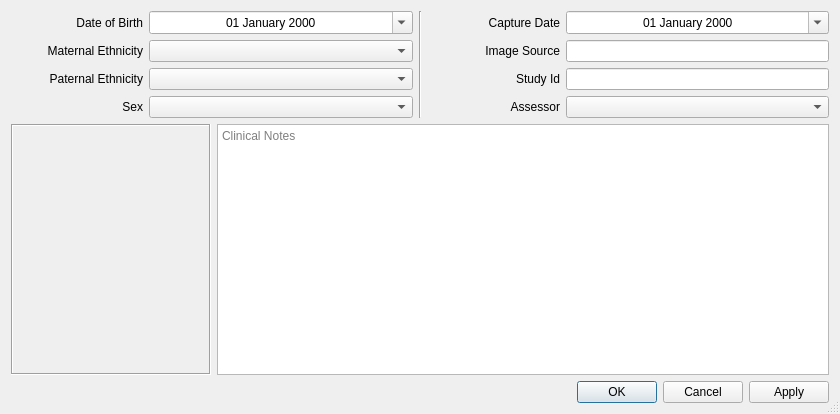
First picture: the form in forms/ScanInfoDialog.ui, repository frontiersi/FaceTools, before the edit.
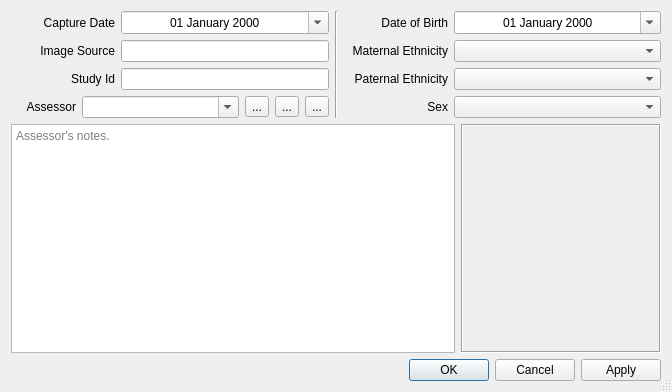
Second picture: the form after the edit. Icons and pictures are not drawn. Custom widgets are drawn as their Qt base class.

```diff
--- a/forms/ScanInfoDialog.ui
+++ b/forms/ScanInfoDialog.ui
@@ -6,8 +6,8 @@
    <rect>
     <x>0</x>
     <y>0</y>
-    <width>840</width>
-    <height>414</height>
+    <width>672</width>
+    <height>392</height>
    </rect>
   </property>
   <property name="windowTitle">
@@ -23,173 +23,6 @@
   <layout class="QVBoxLayout" name="verticalLayout_3" stretch="0,1,0">
    <item>
     <layout class="QHBoxLayout" name="horizontalLayout_11">
-     <item>
-      <layout class="QVBoxLayout" name="verticalLayout_2">
-       <item>
-        <layout class="QHBoxLayout" name="horizontalLayout" stretch="1,2">
-         <item>
-          <widget class="QLabel" name="label_3">
-           <property name="sizePolicy">
-            <sizepolicy hsizetype="Expanding" vsizetype="Preferred">
-             <horstretch>0</horstretch>
-             <verstretch>0</verstretch>
-            </sizepolicy>
-           </property>
-           <property name="text">
-            <string>Date of Birth</string>
-           </property>
-           <property name="alignment">
-            <set>Qt::AlignRight|Qt::AlignTrailing|Qt::AlignVCenter</set>
-           </property>
-          </widget>
-         </item>
-         <item>
-          <widget class="QDateEdit" name="dobDateEdit">
-           <property name="sizePolicy">
-            <sizepolicy hsizetype="Ignored" vsizetype="Preferred">
-             <horstretch>0</horstretch>
-             <verstretch>0</verstretch>
-            </sizepolicy>
-           </property>
-           <property name="toolTip">
-            <string>When was the subject born?</string>
-           </property>
-           <property name="whatsThis">
-            <string>The subject's date of birth. Required to calculate the subject's age so that (together with sex and ethnicity) the significance of facial metrics can be accurately determined.</string>
-           </property>
-           <property name="alignment">
-            <set>Qt::AlignCenter</set>
-           </property>
-           <property name="displayFormat">
-            <string>dd MMMM yyyy</string>
-           </property>
-           <property name="calendarPopup">
-            <bool>true</bool>
-           </property>
-          </widget>
-         </item>
-        </layout>
-       </item>
-       <item>
-        <layout class="QHBoxLayout" name="horizontalLayout_7" stretch="1,2">
-         <item>
-          <widget class="QLabel" name="label">
-           <property name="sizePolicy">
-            <sizepolicy hsizetype="Expanding" vsizetype="Preferred">
-             <horstretch>0</horstretch>
-             <verstretch>0</verstretch>
-            </sizepolicy>
-           </property>
-           <property name="text">
-            <string>Maternal Ethnicity</string>
-           </property>
-           <property name="alignment">
-            <set>Qt::AlignRight|Qt::AlignTrailing|Qt::AlignVCenter</set>
-           </property>
-          </widget>
-         </item>
-         <item>
-          <widget class="QTools::TreeComboBox" name="maternalEthnicityComboBox">
-           <property name="sizePolicy">
-            <sizepolicy hsizetype="Ignored" vsizetype="Preferred">
-             <horstretch>0</horstretch>
-             <verstretch>0</verstretch>
-            </sizepolicy>
-           </property>
-           <property name="toolTip">
-            <string>Ethnicity of the subject's mother.</string>
-           </property>
-           <property name="whatsThis">
-            <string>Ethnic group categories are provided according to the Australian Bureau of Statistics &quot;1249.0 - Australian Standard Classification of Cultural and Ethnic Groups (ASCCEG), 2016&quot;.</string>
-           </property>
-          </widget>
-         </item>
-        </layout>
-       </item>
-       <item>
-        <layout class="QHBoxLayout" name="horizontalLayout_10" stretch="1,2">
-         <item>
-          <widget class="QLabel" name="label_5">
-           <property name="sizePolicy">
-            <sizepolicy hsizetype="Expanding" vsizetype="Preferred">
-             <horstretch>0</horstretch>
-             <verstretch>0</verstretch>
-            </sizepolicy>
-           </property>
-           <property name="text">
-            <string>Paternal Ethnicity</string>
-           </property>
-           <property name="alignment">
-            <set>Qt::AlignRight|Qt::AlignTrailing|Qt::AlignVCenter</set>
-           </property>
-          </widget>
-         </item>
-         <item>
-          <widget class="QTools::TreeComboBox" name="paternalEthnicityComboBox">
-           <property name="sizePolicy">
-            <sizepolicy hsizetype="Ignored" vsizetype="Preferred">
-             <horstretch>0</horstretch>
-             <verstretch>0</verstretch>
-            </sizepolicy>
-           </property>
-           <property name="toolTip">
-            <string>Ethnicity of the subject's father.</string>
-           </property>
-           <property name="statusTip">
-            <string>Ethnic group categories are provided according to the Australian Bureau of Statistics &quot;1249.0 - Australian Standard Classification of Cultural and Ethnic Groups (ASCCEG), 2016&quot;.</string>
-           </property>
-          </widget>
-         </item>
-        </layout>
-       </item>
-       <item>
-        <layout class="QHBoxLayout" name="horizontalLayout_8" stretch="1,2">
-         <item>
-          <widget class="QLabel" name="label_2">
-           <property name="sizePolicy">
-            <sizepolicy hsizetype="Expanding" vsizetype="Preferred">
-             <horstretch>0</horstretch>
-             <verstretch>0</verstretch>
-            </sizepolicy>
-           </property>
-           <property name="text">
-            <string>Sex</string>
-           </property>
-           <property name="alignment">
-            <set>Qt::AlignRight|Qt::AlignTrailing|Qt::AlignVCenter</set>
-           </property>
-          </widget>
-         </item>
-         <item>
-          <widget class="QComboBox" name="sexComboBox">
-           <property name="sizePolicy">
-            <sizepolicy hsizetype="Ignored" vsizetype="Preferred">
-             <horstretch>0</horstretch>
-             <verstretch>0</verstretch>
-            </sizepolicy>
-           </property>
-           <property name="toolTip">
-            <string>The subject's sex.</string>
-           </property>
-           <property name="statusTip">
-            <string/>
-           </property>
-           <property name="whatsThis">
-            <string>The biological sex (not gender) of the subject. Intersex is denoted with the &quot;Female / Male&quot; option.</string>
-           </property>
-          </widget>
-         </item>
-        </layout>
-       </item>
-      </layout>
-     </item>
-     <item>
-      <widget class="Line" name="line">
-       <property name="orientation">
-        <enum>Qt::Vertical</enum>
-       </property>
-      </widget>
-     </item>
      <item>
       <layout class="QVBoxLayout" name="verticalLayout">
        <item>
@@ -316,7 +149,7 @@
         </layout>
        </item>
        <item>
-        <layout class="QHBoxLayout" name="horizontalLayout_3" stretch="1,2">
+        <layout class="QHBoxLayout" name="horizontalLayout_3" stretch="5,12,1,1,1">
          <item>
           <widget class="QLabel" name="label_9">
            <property name="sizePolicy">
@@ -345,7 +178,240 @@
             <string>Name of the assessing clinician.</string>
            </property>
            <property name="editable">
-            <bool>false</bool>
+            <bool>true</bool>
+           </property>
+           <property name="duplicatesEnabled">
+            <bool>true</bool>
+           </property>
+          </widget>
+         </item>
+         <item>
+          <widget class="QToolButton" name="addAssessmentButton">
+           <property name="toolTip">
+            <string>Add a new assessment.</string>
+           </property>
+           <property name="whatsThis">
+            <string>&lt;html&gt;&lt;head/&gt;&lt;body&gt;&lt;p&gt;Adds a new assessment for this model also copying across landmarks and any custom measurements defined against the current assessment.&lt;/p&gt;&lt;/body&gt;&lt;/html&gt;</string>
+           </property>
+           <property name="text">
+            <string>...</string>
+           </property>
+           <property name="icon">
+            <iconset resource="../FaceTools_res.qrc">
+             <normaloff>:/icons/ADD</normaloff>:/icons/ADD</iconset>
+           </property>
+          </widget>
+         </item>
+         <item>
+          <widget class="QToolButton" name="removeAssessmentButton">
+           <property name="toolTip">
+            <string>Erase the current assessment.</string>
+           </property>
+           <property name="whatsThis">
+            <string>&lt;html&gt;&lt;head/&gt;&lt;body&gt;&lt;p&gt;Removes the current assessment which includes the assessor's notes as well as landmarks and any custom measurements.&lt;/p&gt;&lt;/body&gt;&lt;/html&gt;</string>
+           </property>
+           <property name="text">
+            <string>...</string>
+           </property>
+           <property name="icon">
+            <iconset resource="../FaceTools_res.qrc">
+             <normaloff>:/icons/DELETE</normaloff>:/icons/DELETE</iconset>
+           </property>
+          </widget>
+         </item>
+         <item>
+          <widget class="QToolButton" name="copyLandmarksButton">
+           <property name="toolTip">
+            <string>Copy this assessor's landmark positions to all other assessments.</string>
+           </property>
+           <property name="whatsThis">
+            <string>&lt;html&gt;&lt;head/&gt;&lt;body&gt;&lt;p&gt;Copies across the landmarks from this assessment to all other assessments - overwriting the positions of landmarks stored against those assessments. Afterwards, each assessment retains its own version of the landmarks to allow repositioning independently of the other landmark sets.&lt;/p&gt;&lt;/body&gt;&lt;/html&gt;</string>
+           </property>
+           <property name="text">
+            <string>...</string>
+           </property>
+           <property name="icon">
+            <iconset resource="../FaceTools_res.qrc">
+             <normaloff>:/icons/MARKER</normaloff>:/icons/MARKER</iconset>
+           </property>
+          </widget>
+         </item>
+        </layout>
+       </item>
+      </layout>
+     </item>
+     <item>
+      <widget class="Line" name="line">
+       <property name="orientation">
+        <enum>Qt::Vertical</enum>
+       </property>
+      </widget>
+     </item>
+     <item>
+      <layout class="QVBoxLayout" name="verticalLayout_2">
+       <item>
+        <layout class="QHBoxLayout" name="horizontalLayout" stretch="1,2">
+         <item>
+          <widget class="QLabel" name="label_3">
+           <property name="sizePolicy">
+            <sizepolicy hsizetype="Expanding" vsizetype="Preferred">
+             <horstretch>0</horstretch>
+             <verstretch>0</verstretch>
+            </sizepolicy>
+           </property>
+           <property name="text">
+            <string>Date of Birth</string>
+           </property>
+           <property name="alignment">
+            <set>Qt::AlignRight|Qt::AlignTrailing|Qt::AlignVCenter</set>
+           </property>
+           <property name="buddy">
+            <cstring>dobDateEdit</cstring>
+           </property>
+          </widget>
+         </item>
+         <item>
+          <widget class="QDateEdit" name="dobDateEdit">
+           <property name="sizePolicy">
+            <sizepolicy hsizetype="Ignored" vsizetype="Preferred">
+             <horstretch>0</horstretch>
+             <verstretch>0</verstretch>
+            </sizepolicy>
+           </property>
+           <property name="toolTip">
+            <string>When was the subject born?</string>
+           </property>
+           <property name="whatsThis">
+            <string>The subject's date of birth. Required to calculate the subject's age so that (together with sex and ethnicity) the significance of facial metrics can be accurately determined.</string>
+           </property>
+           <property name="alignment">
+            <set>Qt::AlignCenter</set>
+           </property>
+           <property name="displayFormat">
+            <string>dd MMMM yyyy</string>
+           </property>
+           <property name="calendarPopup">
+            <bool>true</bool>
+           </property>
+          </widget>
+         </item>
+        </layout>
+       </item>
+       <item>
+        <layout class="QHBoxLayout" name="horizontalLayout_7" stretch="1,2">
+         <item>
+          <widget class="QLabel" name="label">
+           <property name="sizePolicy">
+            <sizepolicy hsizetype="Expanding" vsizetype="Preferred">
+             <horstretch>0</horstretch>
+             <verstretch>0</verstretch>
+            </sizepolicy>
+           </property>
+           <property name="text">
+            <string>Maternal Ethnicity</string>
+           </property>
+           <property name="alignment">
+            <set>Qt::AlignRight|Qt::AlignTrailing|Qt::AlignVCenter</set>
+           </property>
+           <property name="buddy">
+            <cstring>maternalEthnicityComboBox</cstring>
+           </property>
+          </widget>
+         </item>
+         <item>
+          <widget class="QTools::TreeComboBox" name="maternalEthnicityComboBox">
+           <property name="sizePolicy">
+            <sizepolicy hsizetype="Ignored" vsizetype="Preferred">
+             <horstretch>0</horstretch>
+             <verstretch>0</verstretch>
+            </sizepolicy>
+           </property>
+           <property name="toolTip">
+            <string>Ethnicity of the subject's mother.</string>
+           </property>
+           <property name="whatsThis">
+            <string>Ethnic group categories are provided according to the Australian Bureau of Statistics &quot;1249.0 - Australian Standard Classification of Cultural and Ethnic Groups (ASCCEG), 2016&quot;.</string>
+           </property>
+          </widget>
+         </item>
+        </layout>
+       </item>
+       <item>
+        <layout class="QHBoxLayout" name="horizontalLayout_10" stretch="1,2">
+         <item>
+          <widget class="QLabel" name="label_5">
+           <property name="sizePolicy">
+            <sizepolicy hsizetype="Expanding" vsizetype="Preferred">
+             <horstretch>0</horstretch>
+             <verstretch>0</verstretch>
+            </sizepolicy>
+           </property>
+           <property name="text">
+            <string>Paternal Ethnicity</string>
+           </property>
+           <property name="alignment">
+            <set>Qt::AlignRight|Qt::AlignTrailing|Qt::AlignVCenter</set>
+           </property>
+           <property name="buddy">
+            <cstring>paternalEthnicityComboBox</cstring>
+           </property>
+          </widget>
+         </item>
+         <item>
+          <widget class="QTools::TreeComboBox" name="paternalEthnicityComboBox">
+           <property name="sizePolicy">
+            <sizepolicy hsizetype="Ignored" vsizetype="Preferred">
+             <horstretch>0</horstretch>
+             <verstretch>0</verstretch>
+            </sizepolicy>
+           </property>
+           <property name="toolTip">
+            <string>Ethnicity of the subject's father.</string>
+           </property>
+           <property name="statusTip">
+            <string>Ethnic group categories are provided according to the Australian Bureau of Statistics &quot;1249.0 - Australian Standard Classification of Cultural and Ethnic Groups (ASCCEG), 2016&quot;.</string>
+           </property>
+          </widget>
+         </item>
+        </layout>
+       </item>
+       <item>
+        <layout class="QHBoxLayout" name="horizontalLayout_8" stretch="1,2">
+         <item>
+          <widget class="QLabel" name="label_2">
+           <property name="sizePolicy">
+            <sizepolicy hsizetype="Expanding" vsizetype="Preferred">
+             <horstretch>0</horstretch>
+             <verstretch>0</verstretch>
+            </sizepolicy>
+           </property>
+           <property name="text">
+            <string>Sex</string>
+           </property>
+           <property name="alignment">
+            <set>Qt::AlignRight|Qt::AlignTrailing|Qt::AlignVCenter</set>
+           </property>
+           <property name="buddy">
+            <cstring>sexComboBox</cstring>
+           </property>
+          </widget>
+         </item>
+         <item>
+          <widget class="QComboBox" name="sexComboBox">
+           <property name="sizePolicy">
+            <sizepolicy hsizetype="Ignored" vsizetype="Preferred">
+             <horstretch>0</horstretch>
+             <verstretch>0</verstretch>
+            </sizepolicy>
+           </property>
+           <property name="toolTip">
+            <string>The subject's sex.</string>
+           </property>
+           <property name="statusTip">
+            <string/>
+           </property>
+           <property name="whatsThis">
+            <string>The biological sex (not gender) of the subject. Intersex is denoted with the &quot;Female / Male&quot; option.</string>
            </property>
           </widget>
          </item>
@@ -356,38 +422,10 @@
     </layout>
    </item>
    <item>
-    <layout class="QHBoxLayout" name="horizontalLayout_5" stretch="0,1">
+    <layout class="QHBoxLayout" name="horizontalLayout_5" stretch="1,0">
      <property name="sizeConstraint">
       <enum>QLayout::SetDefaultConstraint</enum>
      </property>
-     <item>
-      <widget class="QLabel" name="imageLabel">
-       <property name="sizePolicy">
-        <sizepolicy hsizetype="Preferred" vsizetype="Preferred">
-         <horstretch>0</horstretch>
-         <verstretch>0</verstretch>
-        </sizepolicy>
-       </property>
-       <property name="minimumSize">
-        <size>
-         <width>200</width>
-         <height>200</height>
-        </size>
-       </property>
-       <property name="frameShape">
-        <enum>QFrame::Box</enum>
-       </property>
-       <property name="frameShadow">
-        <enum>QFrame::Sunken</enum>
-       </property>
-       <property name="text">
-        <string/>
-       </property>
-       <property name="alignment">
-        <set>Qt::AlignCenter</set>
-       </property>
-      </widget>
-     </item>
      <item>
       <layout class="QVBoxLayout" name="verticalLayout_5">
        <item>
@@ -411,32 +449,44 @@
           <string>Commentry salient to the assessment of this individual at this point in time.</string>
          </property>
          <property name="placeholderText">
-          <string>Clinical Notes</string>
+          <string>Assessor's notes.</string>
          </property>
         </widget>
        </item>
       </layout>
      </item>
-    </layout>
-   </item>
-   <item>
-    <layout class="QHBoxLayout" name="horizontalLayout_4">
      <item>
-      <spacer name="horizontalSpacer_3">
-       <property name="orientation">
-        <enum>Qt::Horizontal</enum>
+      <widget class="QLabel" name="imageLabel">
+       <property name="sizePolicy">
+        <sizepolicy hsizetype="Preferred" vsizetype="Preferred">
+         <horstretch>0</horstretch>
+         <verstretch>0</verstretch>
+        </sizepolicy>
        </property>
-       <property name="sizeType">
-        <enum>QSizePolicy::Preferred</enum>
-       </property>
-       <property name="sizeHint" stdset="0">
+       <property name="minimumSize">
         <size>
-         <width>0</width>
-         <height>0</height>
+         <width>200</width>
+         <height>200</height>
         </size>
        </property>
-      </spacer>
+       <property name="frameShape">
+        <enum>QFrame::Box</enum>
+       </property>
+       <property name="frameShadow">
+        <enum>QFrame::Sunken</enum>
+       </property>
+       <property name="text">
+        <string/>
+       </property>
+       <property name="alignment">
+        <set>Qt::AlignCenter</set>
+       </property>
+      </widget>
      </item>
+    </layout>
+   </item>
+   <item>
+    <layout class="QHBoxLayout" name="horizontalLayout_4" stretch="0">
      <item>
       <widget class="QDialogButtonBox" name="buttonBox">
        <property name="sizePolicy">
```
Left out of the diff: 32 changed lines with no effect on the pictures.
